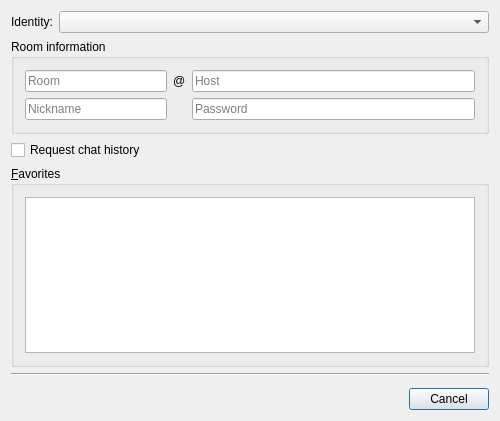
The window that src/mucjoin.ui (psi-im/psi) describes before a commit, drawn with Qt 5.
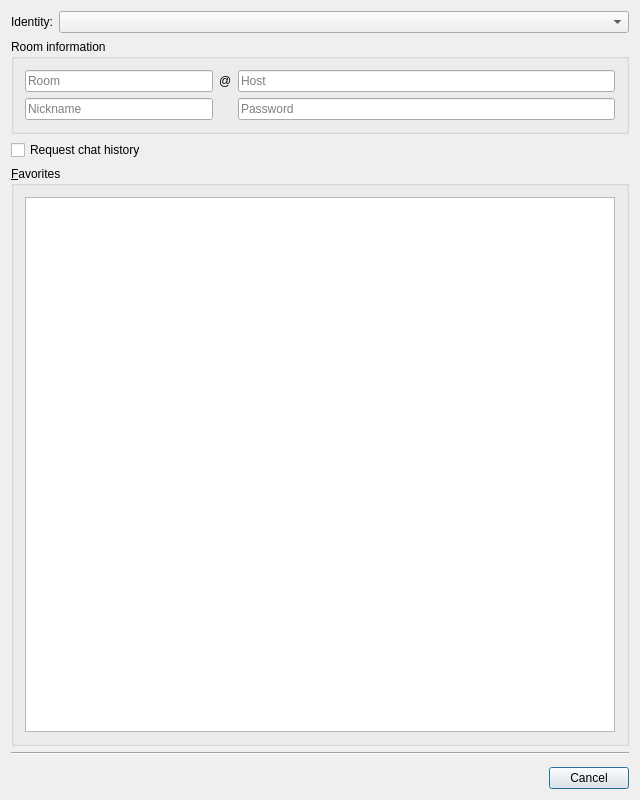
The same window after the commit. Custom widgets are drawn as their Qt base class.

Diff of the .ui file:
```diff
--- a/src/mucjoin.ui
+++ b/src/mucjoin.ui
@@ -6,8 +6,8 @@
    <rect>
     <x>0</x>
     <y>0</y>
-    <width>500</width>
-    <height>421</height>
+    <width>640</width>
+    <height>800</height>
    </rect>
   </property>
   <property name="minimumSize">
```
